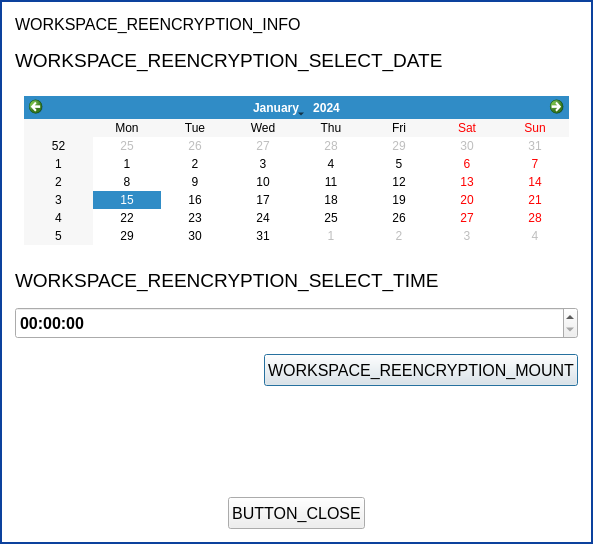
This is parsec/core/gui/forms/ts_ws_dialog.ui in Scille/parsec-cloud as Qt 5 draws it before an edit. The edited form follows.
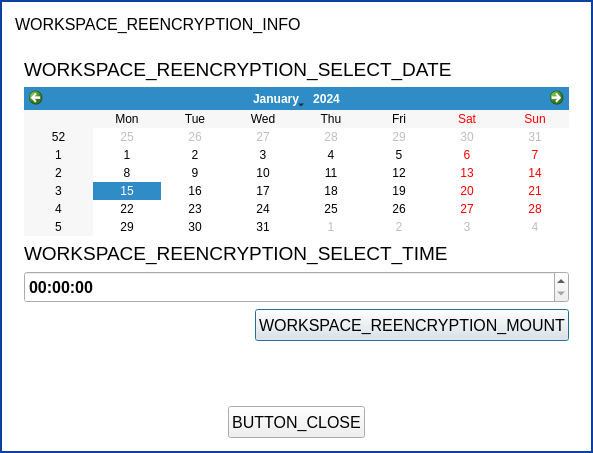
This is the edited form. Custom widgets are drawn as their Qt base class.

Commit message: GUI : used the new API to list manifests to get the earlier time we can go back

```diff
--- a/parsec/core/gui/forms/ts_ws_dialog.ui
+++ b/parsec/core/gui/forms/ts_ws_dialog.ui
@@ -7,7 +7,7 @@
     <x>0</x>
     <y>0</y>
     <width>593</width>
-    <height>544</height>
+    <height>453</height>
    </rect>
   </property>
   <property name="windowTitle">
@@ -73,6 +73,9 @@
        </widget>
       </item>
       <item>
+       <widget class="QWidget" name="widget_reencrypt" native="true">
+        <layout class="QVBoxLayout" name="verticalLayout_4">
+         <item>
        <widget class="QLabel" name="label">
         <property name="font">
          <font>
@@ -85,21 +88,12 @@
        </widget>
       </item>
       <item>
-       <widget class="QWidget" name="widget_2" native="true">
-        <property name="styleSheet">
-         <string notr="true"/>
-        </property>
-        <layout class="QVBoxLayout" name="verticalLayout_3">
-         <item>
           <widget class="QCalendarWidget" name="calendar_widget">
            <property name="styleSheet">
             <string notr="true"/>
            </property>
           </widget>
          </item>
-        </layout>
-       </widget>
-      </item>
       <item>
        <widget class="QLabel" name="label_2">
         <property name="font">
@@ -170,6 +164,9 @@
         </item>
        </layout>
       </item>
+        </layout>
+       </widget>
+      </item>
       <item>
        <spacer name="verticalSpacer">
         <property name="orientation">
```
Left out of the diff: 18 changed lines with no effect on the pictures. Lines whose indentation alone changed are shown as unchanged. The commit also changes 7 other files.
